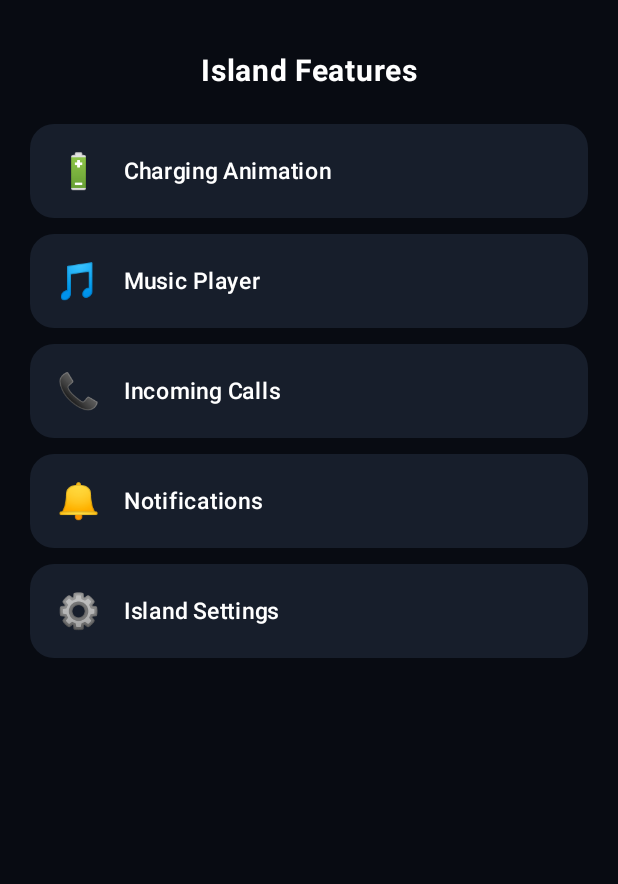
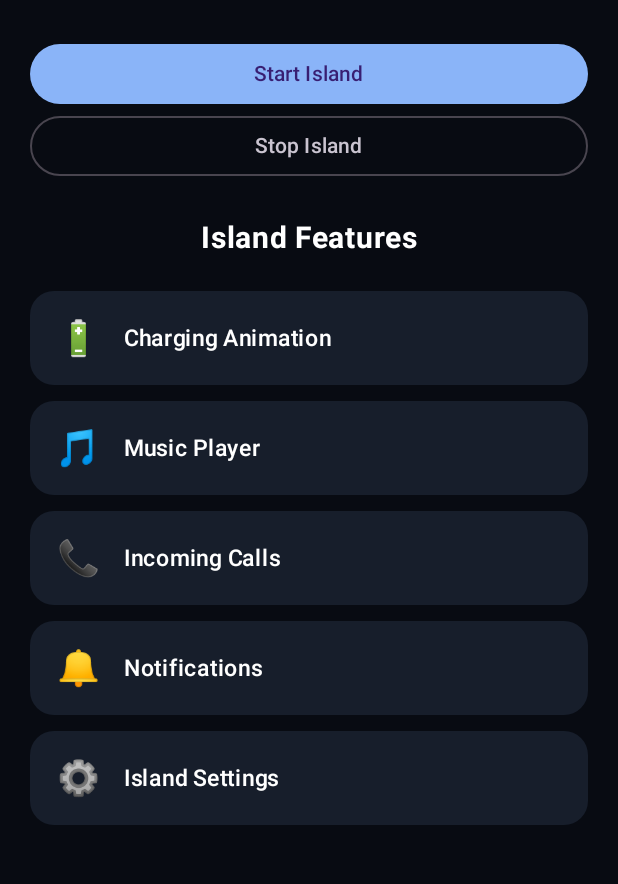
Before and after one commit to ahmedrafayet44-pixel/oneui-island-, an Android app built with Jetpack Compose: the screen it shows after launch (MainActivity), on a phone screen of 412 x 824 dp, the part 301-1185 px from its top. Run offline under Robolectric (Android 15) with nearby library versions, the phone set to English and light mode, and no system bars.

Commit message:
Update MainActivity.kt

```diff
--- a/app/src/main/java/com/rafayet/oneuiisland/MainActivity.kt
+++ b/app/src/main/java/com/rafayet/oneuiisland/MainActivity.kt
@@ -1,19 +1,23 @@
 package com.rafayet.oneuiisland
 
+import android.content.Intent
+import android.net.Uri
 import android.os.Bundle
+import android.provider.Settings
 import androidx.activity.ComponentActivity
 import androidx.activity.compose.setContent
-import androidx.compose.runtime.Composable
 import androidx.compose.foundation.background
 import androidx.compose.foundation.layout.*
 import androidx.compose.foundation.shape.RoundedCornerShape
 import androidx.compose.material3.*
+import androidx.compose.runtime.Composable
 import androidx.compose.ui.Alignment
 import androidx.compose.ui.Modifier
 import androidx.compose.ui.graphics.Color
 import androidx.compose.ui.text.font.FontWeight
 import androidx.compose.ui.unit.dp
 import androidx.compose.ui.unit.sp
+import com.rafayet.oneuiisland.island.IslandService
 
 class MainActivity : ComponentActivity() {
 
@@ -28,14 +32,36 @@ class MainActivity : ComponentActivity() {
                     surface = Color(0xFF151A24)
                 )
             ) {
-                HomeScreen()
+                HomeScreen(
+                    onStartIsland = { startIsland() },
+                    onStopIsland = { stopIsland() }
+                )
             }
         }
+    }
+
+    private fun startIsland() {
+        if (Settings.canDrawOverlays(this)) {
+            startService(Intent(this, IslandService::class.java))
+        } else {
+            val intent = Intent(
+                Settings.ACTION_MANAGE_OVERLAY_PERMISSION,
+                Uri.parse("package:$packageName")
+            )
+            startActivity(intent)
+        }
+    }
+
+    private fun stopIsland() {
+        stopService(Intent(this, IslandService::class.java))
     }
 }
 
 @Composable
-fun HomeScreen() {
+fun HomeScreen(
+    onStartIsland: () -> Unit,
+    onStopIsland: () -> Unit
+) {
     Surface(
         modifier = Modifier.fillMaxSize(),
         color = Color(0xFF080B12)
@@ -67,10 +93,7 @@ fun HomeScreen() {
                 modifier = Modifier
                     .width(190.dp)
                     .height(48.dp)
-                    .background(
-                        Color.Black,
-                        RoundedCornerShape(30.dp)
-                    ),
+                    .background(Color.Black, RoundedCornerShape(30.dp)),
                 contentAlignment = Alignment.Center
             ) {
                 Text(
@@ -80,7 +103,23 @@ fun HomeScreen() {
                 )
             }
 
-            Spacer(modifier = Modifier.height(35.dp))
+            Spacer(modifier = Modifier.height(25.dp))
+
+            Button(
+                onClick = onStartIsland,
+                modifier = Modifier.fillMaxWidth()
+            ) {
+                Text("Start Island")
+            }
+
+            OutlinedButton(
+                onClick = onStopIsland,
+                modifier = Modifier.fillMaxWidth()
+            ) {
+                Text("Stop Island")
+            }
+
+            Spacer(modifier = Modifier.height(25.dp))
 
             Text(
                 text = "Island Features",
@@ -116,10 +155,7 @@ fun FeatureCard(
             .padding(18.dp),
         verticalAlignment = Alignment.CenterVertically
     ) {
-        Text(
-            text = emoji,
-            fontSize = 23.sp
-        )
+        Text(text = emoji, fontSize = 23.sp)
 
         Spacer(modifier = Modifier.width(15.dp))
 
```
